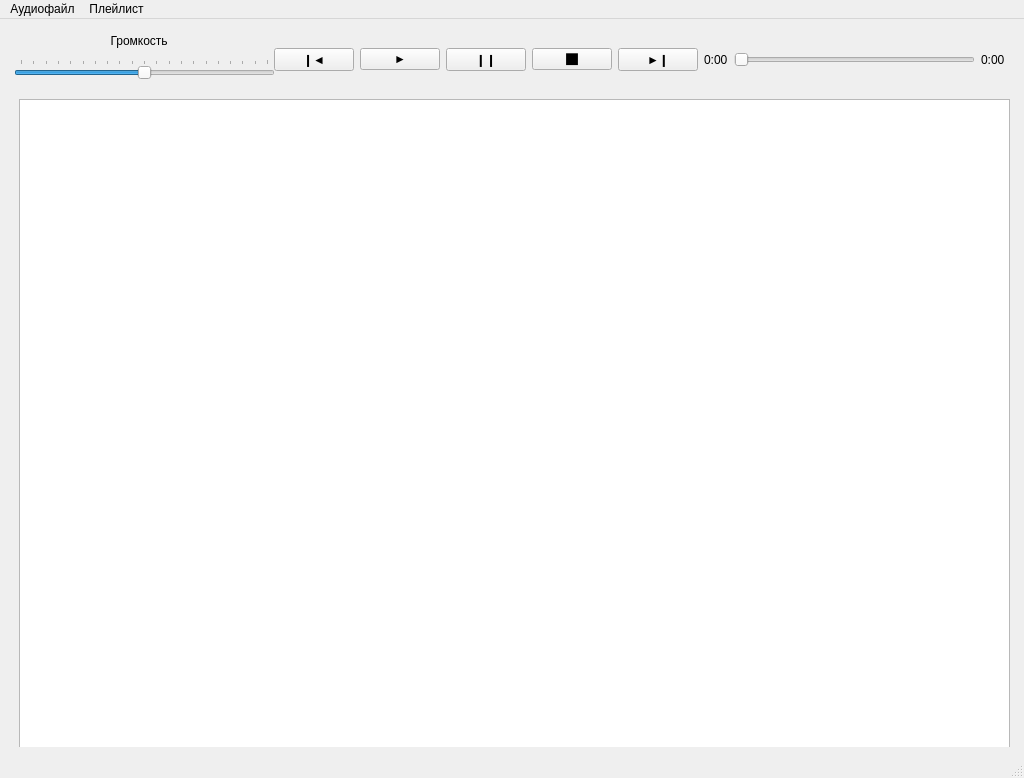
Qt form audioplayer.ui (Jacute/ap) before a commit.
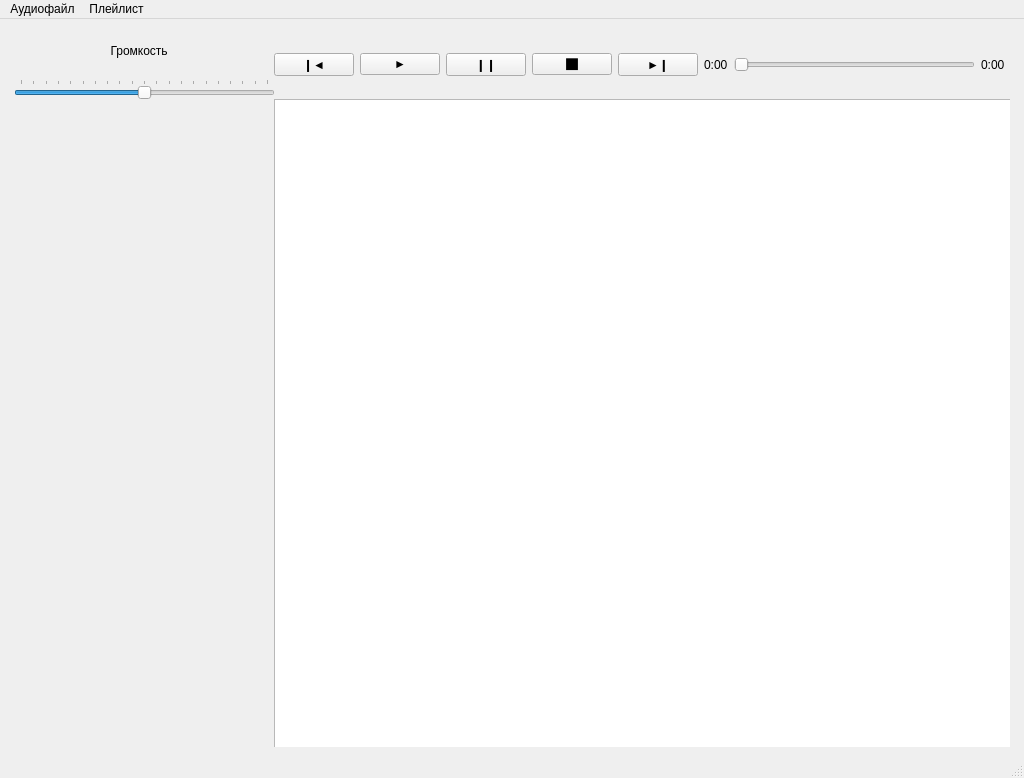
The same form after that commit.

Commit message: Создание label'а для помещения обложки альбома

```diff
--- a/audioplayer.ui
+++ b/audioplayer.ui
@@ -32,7 +32,7 @@
          <x>260</x>
          <y>1</y>
          <width>731</width>
-         <height>61</height>
+         <height>71</height>
         </rect>
        </property>
        <layout class="QHBoxLayout" name="main_buttons_and_time">
@@ -100,9 +100,9 @@
       <widget class="QListWidget" name="list_of_songs">
        <property name="geometry">
         <rect>
-         <x>5</x>
+         <x>260</x>
          <y>71</y>
-         <width>991</width>
+         <width>741</width>
          <height>651</height>
         </rect>
        </property>
@@ -116,7 +116,7 @@
          <x>0</x>
          <y>0</y>
          <width>261</width>
-         <height>51</height>
+         <height>71</height>
         </rect>
        </property>
        <layout class="QVBoxLayout" name="volume_layout">
@@ -148,6 +148,19 @@
         </item>
        </layout>
       </widget>
+      <widget class="QLabel" name="album_pic">
+       <property name="geometry">
+        <rect>
+         <x>0</x>
+         <y>70</y>
+         <width>260</width>
+         <height>260</height>
+        </rect>
+       </property>
+       <property name="text">
+        <string/>
+       </property>
+      </widget>
      </widget>
     </item>
    </layout>
```
Left out of the diff: 2 changed lines with no effect on the pictures. The commit also changes 1 other file.
